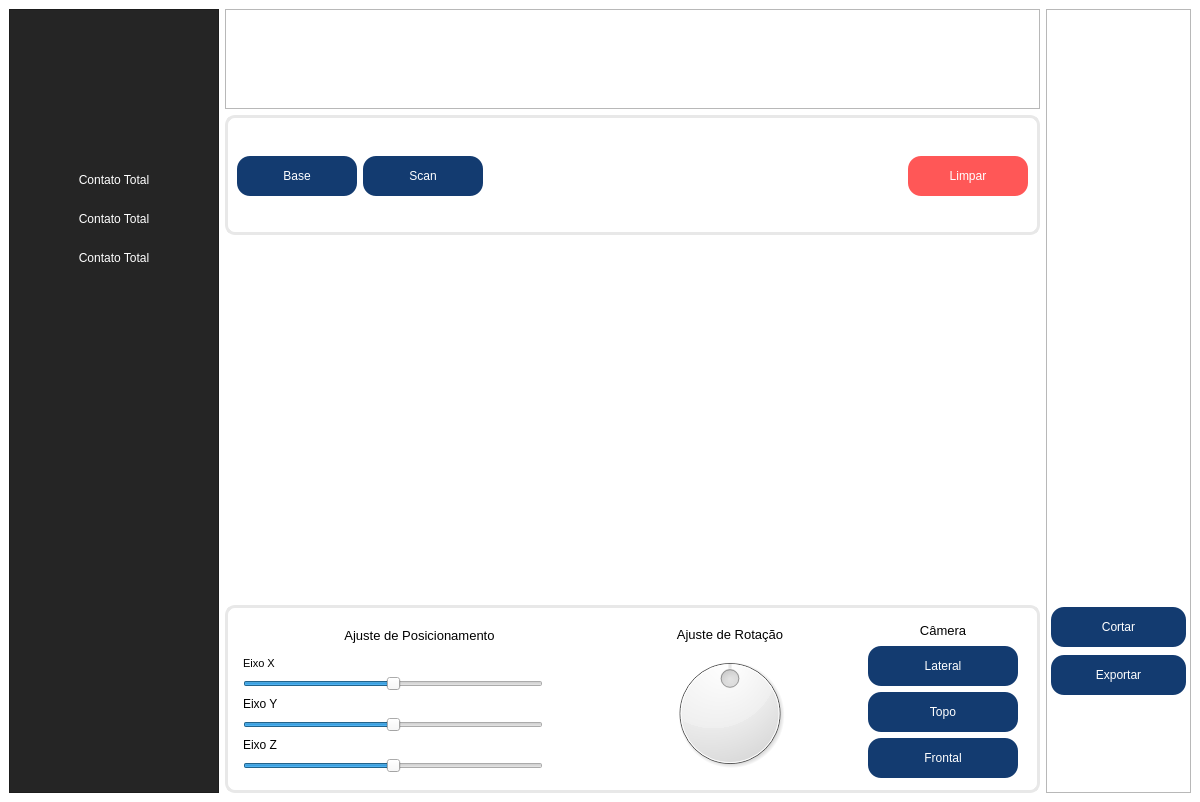
Before: the Qt Designer form QT_DESIGN/main.ui in vhls7/insole-generator, drawn with Qt 5.
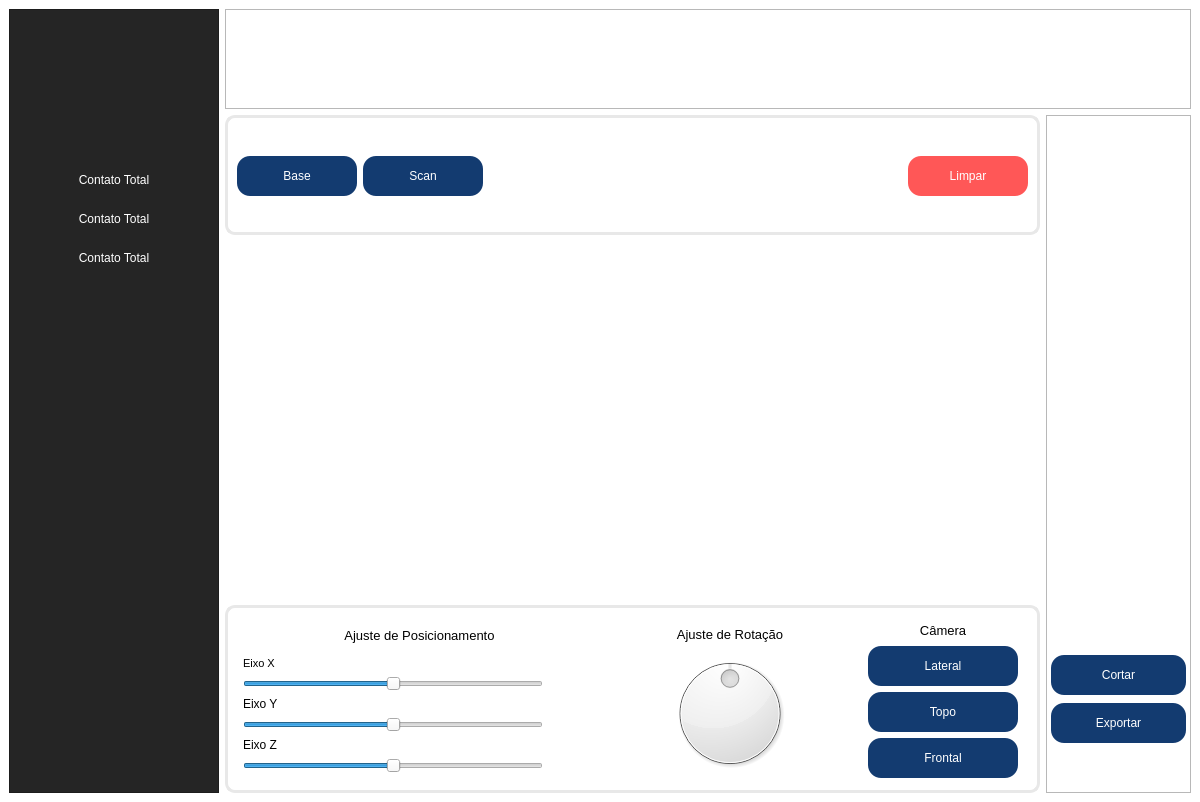
After: the same form once the commit is applied. Icons and pictures are not drawn.

Commit message: Melhorando layout

Patch:
```diff
--- a/QT_DESIGN/main.ui
+++ b/QT_DESIGN/main.ui
@@ -22,7 +22,7 @@
 }</string>
   </property>
   <widget class="QWidget" name="centralwidget">
-   <layout class="QHBoxLayout" name="horizontalLayout" stretch="1,2,1">
+   <layout class="QHBoxLayout" name="horizontalLayout" stretch="1,1">
     <item>
      <widget class="QFrame" name="sideBar">
       <property name="sizePolicy">
@@ -233,7 +233,7 @@
      </widget>
     </item>
     <item>
-     <layout class="QVBoxLayout" name="verticalLayout" stretch="1,1,3,0">
+     <layout class="QVBoxLayout" name="verticalLayout_6">
       <item>
        <widget class="QFrame" name="headerBar">
         <property name="sizePolicy">
@@ -273,6 +273,10 @@
        </widget>
       </item>
       <item>
+       <layout class="QHBoxLayout" name="horizontalLayout_5">
+        <item>
+         <layout class="QVBoxLayout" name="verticalLayout" stretch="1,3,0">
+          <item>
        <widget class="QGroupBox" name="loadToolsContainer">
         <property name="sizePolicy">
          <sizepolicy hsizetype="Expanding" vsizetype="Preferred">
@@ -869,6 +873,9 @@
          <property name="orientation">
           <enum>Qt::Vertical</enum>
          </property>
+             <property name="sizeType">
+              <enum>QSizePolicy::Fixed</enum>
+             </property>
          <property name="sizeHint" stdset="0">
           <size>
            <width>20</width>
@@ -886,7 +893,7 @@
           <enum>Qt::Vertical</enum>
          </property>
          <property name="sizeType">
-          <enum>QSizePolicy::Fixed</enum>
+              <enum>QSizePolicy::Expanding</enum>
          </property>
          <property name="sizeHint" stdset="0">
           <size>
@@ -897,6 +904,8 @@
         </spacer>
        </item>
        <item>
+            <layout class="QVBoxLayout" name="verticalLayout_4">
+             <item>
         <widget class="QPushButton" name="cutButton">
          <property name="minimumSize">
           <size>
@@ -962,11 +971,16 @@
          </property>
         </widget>
        </item>
+            </layout>
+           </item>
        <item>
         <spacer name="verticalSpacer_2">
          <property name="orientation">
           <enum>Qt::Vertical</enum>
          </property>
+             <property name="sizeType">
+              <enum>QSizePolicy::Fixed</enum>
+             </property>
          <property name="sizeHint" stdset="0">
           <size>
            <width>20</width>
@@ -977,6 +991,10 @@
        </item>
       </layout>
      </widget>
+        </item>
+       </layout>
+      </item>
+     </layout>
     </item>
    </layout>
   </widget>
```
Left out of the diff: 6 changed lines with no effect on the pictures. Lines whose indentation alone changed are shown as unchanged. The commit also changes 1 other file.
